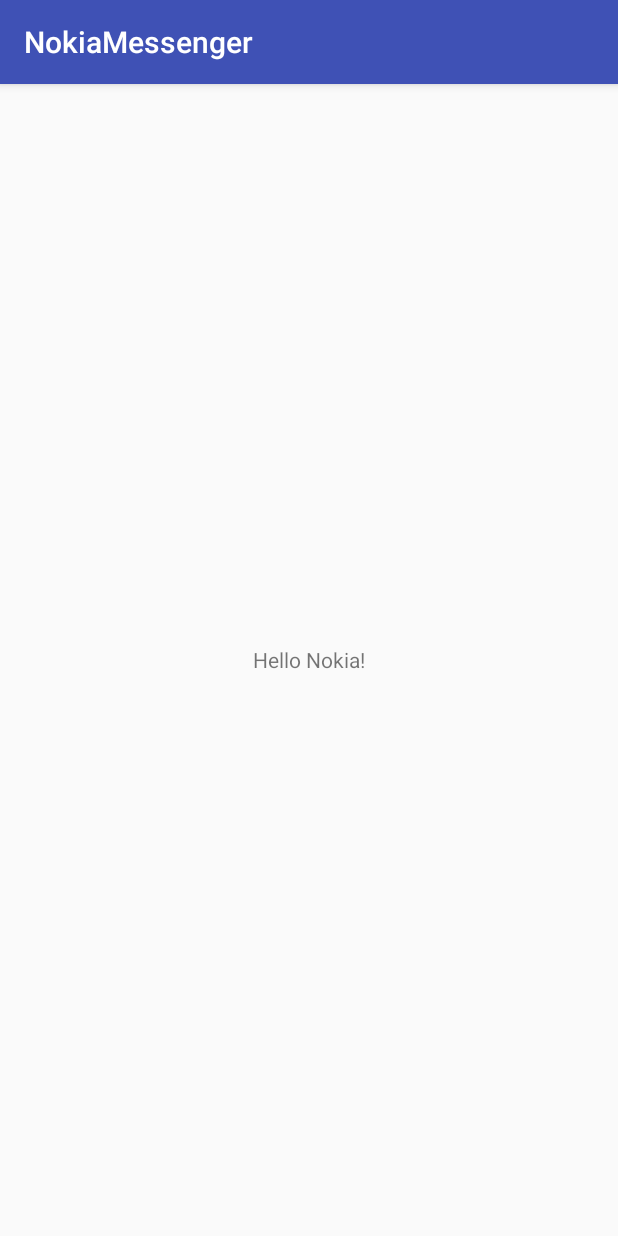
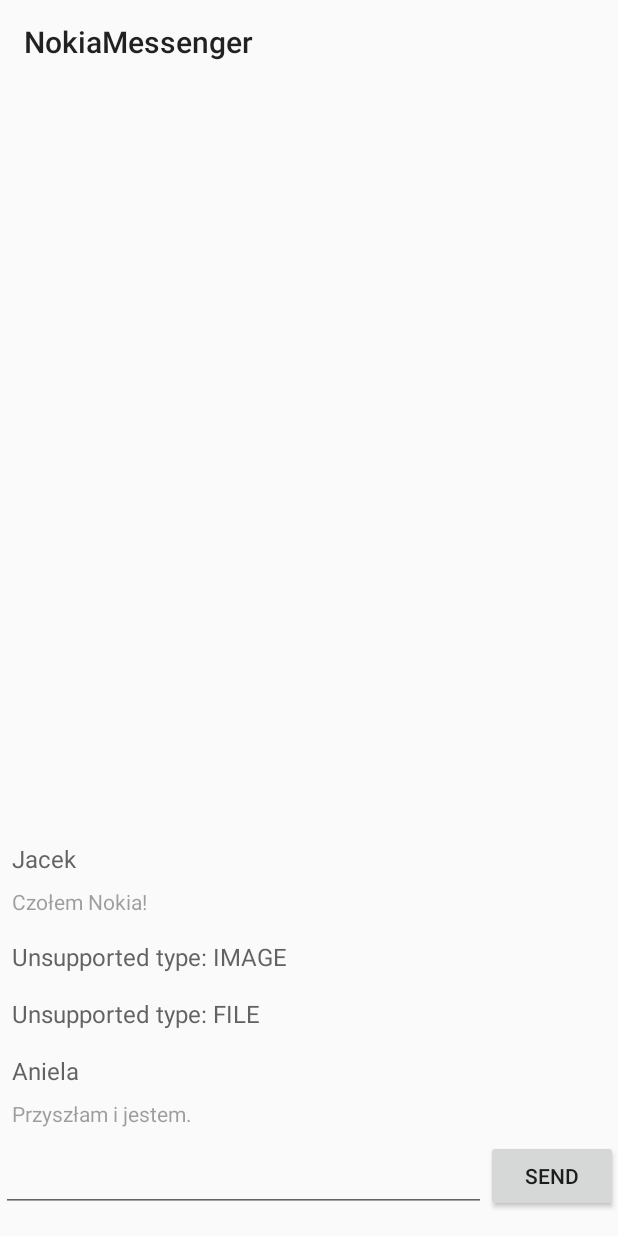
Before and after one commit to jmodrako/pocmessenger, an Android app: the screen it shows after launch (MainActivity before the commit, ChatActivity after it), on a phone screen of 412 x 824 dp. Run offline under Robolectric (Android 15) with nearby library versions, the phone set to English and light mode, and no system bars.

Commit message:
Adds simple app implementation.

```diff
--- /dev/null
+++ b/app/src/main/java/com/nokia/nokiamessenger/BasePresenter.java
@@ -0,0 +1,27 @@
+package com.nokia.nokiamessenger;
+
+import android.support.annotation.CallSuper;
+import android.support.annotation.NonNull;
+import android.support.annotation.Nullable;
+
+public abstract class BasePresenter<View> {
+
+    @Nullable private View view;
+
+    @CallSuper
+    public void attachView(@NonNull View view) {
+        this.view = view;
+    }
+
+    @NonNull
+    protected View view() {
+        return view == null ? emptyView() : view;
+    }
+
+    protected abstract View emptyView();
+
+    @CallSuper
+    public void detachView() {
+        view = null;
+    }
+}
--- /dev/null
+++ b/app/src/main/java/com/nokia/nokiamessenger/chat/ChatActivity.java
@@ -0,0 +1,148 @@
+package com.nokia.nokiamessenger.chat;
+
+import android.os.Bundle;
+import android.os.Handler;
+import android.os.Looper;
+import android.support.v7.app.AppCompatActivity;
+import android.support.v7.widget.LinearLayoutManager;
+import android.support.v7.widget.RecyclerView;
+import android.support.v7.widget.Toolbar;
+import android.view.View;
+import android.widget.Button;
+import android.widget.EditText;
+import android.widget.Toast;
+
+import com.nokia.nokiamessenger.R;
+import com.nokia.nokiamessenger.chat.data.ChatDataSource;
+import com.nokia.nokiamessenger.chat.data.ChatDataSourceImplementation;
+import com.nokia.nokiamessenger.chat.data.Message;
+import com.nokia.nokiamessenger.chat.adapter.ChatListAdapter;
+
+import java.util.List;
+import java.util.concurrent.TimeUnit;
+
+public class ChatActivity extends AppCompatActivity implements ChatView {
+
+    private ChatPresenter chatPresenter;
+    private ChatListAdapter listAdapter;
+    private EditText messageInput;
+    private RecyclerView recyclerView;
+
+    @Override
+    protected void onCreate(Bundle savedInstanceState) {
+        super.onCreate(savedInstanceState);
+        setContentView(R.layout.activity_chat);
+
+        setupMessageInput();
+        setupRecyclerView();
+        setupToolbar();
+
+        final ChatDataSource chatDataSource = new ChatDataSourceImplementation();
+        chatPresenter = new ChatPresenter(chatDataSource);
+    }
+
+    @Override
+    protected void onResume() {
+        super.onResume();
+        chatPresenter.attachView(this);
+
+        // Schedule loading for tests, library initialization, network request, etc.
+        new Handler(Looper.getMainLooper()).postDelayed(new Runnable() {
+            @Override
+            public void run() {
+                // Actual data loading.
+                chatPresenter.loadData();
+            }
+        }, TimeUnit.SECONDS.toMillis(5));
+    }
+
+    @Override
+    protected void onPause() {
+        chatPresenter.detachView();
+        super.onPause();
+    }
+
+    @Override
+    public void receivedInitialMessages(final List<Message> messages) {
+        runOnUiThread(new Runnable() {
+            @Override
+            public void run() {
+                setupListWithInitialMessages(messages);
+            }
+        });
+    }
+
+    @Override
+    public void receivedNewMessage(final Message message) {
+        runOnUiThread(new Runnable() {
+            @Override
+            public void run() {
+                handleNewMessage(message);
+            }
+        });
+    }
+
+    @Override
+    public void onMessageSent(final Message message) {
+        runOnUiThread(new Runnable() {
+            @Override
+            public void run() {
+                handleNewMessage(message);
+                Toast.makeText(ChatActivity.this, "Message has been sent!", Toast.LENGTH_SHORT).show();
+            }
+        });
+    }
+
+    @Override
+    public void onWrongMessageInput() {
+        runOnUiThread(new Runnable() {
+            @Override
+            public void run() {
+                Toast.makeText(ChatActivity.this, "Wrong message input.", Toast.LENGTH_SHORT).show();
+            }
+        });
+    }
+
+    private void setupMessageInput() {
+        messageInput = (EditText) findViewById(R.id.chat_input);
+
+        final Button messageSendButton = (Button) findViewById(R.id.chat_input_send);
+        messageSendButton.setOnClickListener(new View.OnClickListener() {
+            @Override
+            public void onClick(View v) {
+                chatPresenter.sendMessage(messageInput.getText().toString());
+                messageInput.setText("");
+                messageInput.clearFocus();
+            }
+        });
+    }
+
+    private void setupToolbar() {
+        final Toolbar toolbar = (Toolbar) findViewById(R.id.toolbar);
+        setSupportActionBar(toolbar);
+    }
+
+    private void setupRecyclerView() {
+        recyclerView = (RecyclerView) findViewById(R.id.chat_recycler_view);
+
+        final LinearLayoutManager linearLayoutManager =
+                new LinearLayoutManager(this, LinearLayoutManager.VERTICAL, false);
+        linearLayoutManager.setStackFromEnd(true);
+
+        recyclerView.setLayoutManager(linearLayoutManager);
+
+        listAdapter = new ChatListAdapter(this);
+        recyclerView.setAdapter(listAdapter);
+    }
+
+    private void setupListWithInitialMessages(List<Message> messages) {
+        listAdapter.updateMessages(messages);
+        listAdapter.notifyDataSetChanged();
+    }
+
+    private void handleNewMessage(Message message) {
+        final int appendedIndex = listAdapter.appendMessage(message);
+        listAdapter.notifyItemInserted(appendedIndex);
+        recyclerView.scrollToPosition(listAdapter.getItemCount() - 1);
+    }
+}
--- /dev/null
+++ b/app/src/main/java/com/nokia/nokiamessenger/chat/ChatPresenter.java
@@ -0,0 +1,53 @@
+package com.nokia.nokiamessenger.chat;
+
+import com.nokia.nokiamessenger.BasePresenter;
+import com.nokia.nokiamessenger.chat.data.ChatDataSource;
+import com.nokia.nokiamessenger.chat.data.Message;
+
+import java.util.List;
+
+class ChatPresenter extends BasePresenter<ChatView> implements ChatDataSource.OnMessagesListener {
+
+    private final ChatDataSource chatDataSource;
+
+    ChatPresenter(ChatDataSource chatDataSource) {
+        this.chatDataSource = chatDataSource;
+    }
+
+    void loadData() {
+        chatDataSource.registerOnMessagesListener(this);
+        chatDataSource.loadLastMessages();
+    }
+
+    void sendMessage(String messageInput) {
+        if (messageInput != null && messageInput.length() > 0) {
+            final Message message = Message.fromInput(messageInput);
+            chatDataSource.sendMessage(message);
+
+            view().onMessageSent(message);
+        } else {
+            view().onWrongMessageInput();
+        }
+    }
+
+    @Override
+    public void onInitialMessages(List<Message> messages) {
+        view().receivedInitialMessages(messages);
+    }
+
+    @Override
+    public void onNewMessage(Message message) {
+        view().receivedNewMessage(message);
+    }
+
+    @Override
+    public void detachView() {
+        chatDataSource.unregisterOnMessagesListener();
+        super.detachView();
+    }
+
+    @Override
+    protected ChatView emptyView() {
+        return ChatView.EMPTY_VIEW;
+    }
+}
--- /dev/null
+++ b/app/src/main/java/com/nokia/nokiamessenger/chat/ChatView.java
@@ -0,0 +1,37 @@
+package com.nokia.nokiamessenger.chat;
+
+import com.nokia.nokiamessenger.chat.data.Message;
+
+import java.util.List;
+
+interface ChatView {
+    void receivedInitialMessages(List<Message> messages);
+
+    void receivedNewMessage(Message message);
+
+    void onMessageSent(Message message);
+
+    void onWrongMessageInput();
+
+    ChatView EMPTY_VIEW = new ChatView() {
+        @Override
+        public void receivedInitialMessages(List<Message> messages) {
+
+        }
+
+        @Override
+        public void receivedNewMessage(Message message) {
+
+        }
+
+        @Override
+        public void onMessageSent(Message message) {
+
+        }
+
+        @Override
+        public void onWrongMessageInput() {
+
+        }
+    };
+}
--- /dev/null
+++ b/app/src/main/java/com/nokia/nokiamessenger/chat/adapter/BaseListItemViewHolder.java
@@ -0,0 +1,15 @@
+package com.nokia.nokiamessenger.chat.adapter;
+
+import android.support.annotation.NonNull;
+import android.support.v7.widget.RecyclerView.ViewHolder;
+import android.view.View;
+
+import com.nokia.nokiamessenger.chat.data.Message;
+
+abstract class BaseListItemViewHolder extends ViewHolder {
+    BaseListItemViewHolder(View itemView) {
+        super(itemView);
+    }
+
+    public abstract void withMessage(@NonNull Message message);
+}
--- /dev/null
+++ b/app/src/main/java/com/nokia/nokiamessenger/chat/adapter/ChatListAdapter.java
@@ -0,0 +1,86 @@
+package com.nokia.nokiamessenger.chat.adapter;
+
+import android.content.Context;
+import android.support.v4.content.ContextCompat;
+import android.support.v7.widget.RecyclerView;
+import android.view.LayoutInflater;
+import android.view.ViewGroup;
+
+import com.nokia.nokiamessenger.R;
+import com.nokia.nokiamessenger.chat.data.Message;
+
+import java.util.ArrayList;
+import java.util.List;
+
+public class ChatListAdapter extends RecyclerView.Adapter<BaseListItemViewHolder> {
+
+    private final static int VIEW_TEXT = 0;
+    private final static int VIEW_IMAGE = 1;
+    private final static int VIEW_FILE = 2;
+    private final static int VIEW_UNKNOWN = 3;
+
+    private final List<Message> data = new ArrayList<>();
+
+    private final LayoutInflater layoutInflater;
+    private final int mineMessageColor;
+
+    public ChatListAdapter(Context context) {
+        layoutInflater = LayoutInflater.from(context);
+        mineMessageColor = ContextCompat.getColor(context, R.color.primary_text_05);
+    }
+
+    @Override
+    public int getItemViewType(int position) {
+        switch (data.get(position).getContent().getType()) {
+            case TEXT:
+                return VIEW_TEXT;
+            case FILE:
+                return VIEW_FILE;
+            case IMAGE:
+                return VIEW_IMAGE;
+            default:
+                return VIEW_UNKNOWN;
+        }
+    }
+
+    @Override
+    public BaseListItemViewHolder onCreateViewHolder(ViewGroup parent, int viewType) {
+
+        switch (viewType) {
+            case VIEW_TEXT:
+                return new TextListItemHolder(layoutInflater.inflate(
+                        R.layout.list_item_text, parent, false));
+            default:
+                return new UnknownListItemHolder(layoutInflater.inflate(
+                        R.layout.list_item_unknown, parent, false));
+        }
+    }
+
+    @Override
+    public void onBindViewHolder(BaseListItemViewHolder holder, int position) {
+        final Message message = data.get(position);
+        holder.withMessage(message);
+
+        if (message.isMine()) {
+            holder.itemView.setBackgroundColor(mineMessageColor);
+        } else {
+            holder.itemView.setBackground(null);
+        }
+    }
+
+    @Override
+    public int getItemCount() {
+        return data.size();
+    }
+
+    public void updateMessages(List<Message> messages) {
+        data.addAll(messages);
+    }
+
+    public int appendMessage(Message message) {
+        final int sizeBeforeAdd = data.size();
+        data.add(message);
+
+        return sizeBeforeAdd;
+    }
+}
--- /dev/null
+++ b/app/src/main/java/com/nokia/nokiamessenger/chat/adapter/TextListItemHolder.java
@@ -0,0 +1,26 @@
+package com.nokia.nokiamessenger.chat.adapter;
+
+import android.support.annotation.NonNull;
+import android.view.View;
+import android.widget.TextView;
+
+import com.nokia.nokiamessenger.R;
+import com.nokia.nokiamessenger.chat.data.Message;
+
+class TextListItemHolder extends BaseListItemViewHolder {
+
+    private TextView authorView;
+    private TextView contentView;
+
+    TextListItemHolder(View itemView) {
+        super(itemView);
+        authorView = (TextView) itemView.findViewById(R.id.list_item_text_author);
+        contentView = (TextView) itemView.findViewById(R.id.list_item_text_content);
+    }
+
+    @Override
+    public void withMessage(@NonNull Message message) {
+        authorView.setText(message.getAuthor().getFirstName());
+        contentView.setText(message.getContent().getContent());
+    }
+}
--- /dev/null
+++ b/app/src/main/java/com/nokia/nokiamessenger/chat/adapter/UnknownListItemHolder.java
@@ -0,0 +1,23 @@
+package com.nokia.nokiamessenger.chat.adapter;
+
+import android.support.annotation.NonNull;
+import android.view.View;
+import android.widget.TextView;
+
+import com.nokia.nokiamessenger.R;
+import com.nokia.nokiamessenger.chat.data.Message;
+
+class UnknownListItemHolder extends BaseListItemViewHolder {
+
+    private TextView labelView;
+
+    UnknownListItemHolder(View itemView) {
+        super(itemView);
+        labelView = (TextView) itemView.findViewById(R.id.list_item_unknown_label);
+    }
+
+    @Override
+    public void withMessage(@NonNull Message message) {
+        labelView.setText(String.format("Unsupported type: %s", message.getContent().getType()));
+    }
+}
--- /dev/null
+++ b/app/src/main/java/com/nokia/nokiamessenger/chat/data/ChatDataSource.java
@@ -0,0 +1,21 @@
+package com.nokia.nokiamessenger.chat.data;
+
+import java.util.List;
+
+public interface ChatDataSource {
+
+    interface OnMessagesListener {
+
+        void onInitialMessages(List<Message> messages);
+
+        void onNewMessage(Message message);
+    }
+
+    void sendMessage(Message message);
+
+    void loadLastMessages();
+
+    void registerOnMessagesListener(OnMessagesListener listener);
+
+    void unregisterOnMessagesListener();
+}
--- /dev/null
+++ b/app/src/main/java/com/nokia/nokiamessenger/chat/data/ChatDataSourceImplementation.java
@@ -0,0 +1,77 @@
+package com.nokia.nokiamessenger.chat.data;
+
+import android.os.Handler;
+import android.os.HandlerThread;
+import android.support.annotation.NonNull;
+import android.support.annotation.Nullable;
+
+import com.nokia.nokiamessenger.chat.data.Message.Content.ContentType;
+
+import java.util.Arrays;
+import java.util.List;
+import java.util.Random;
+import java.util.concurrent.TimeUnit;
+
+public class ChatDataSourceImplementation implements ChatDataSource {
+
+    @Nullable
+    private ChatDataSource.OnMessagesListener onMessagesListener;
+
+    @Nullable
+    private Runnable workerRunnable;
+
+    @Nullable
+    private Handler workerHandler;
+
+    @Override
+    public void sendMessage(Message message) {
+        // TODO Send to server...
+    }
+
+    @Override
+    public void loadLastMessages() {
+        final List<Message> lastMessages = Arrays.asList(
+                Message.fromOther("Jacek", "Modrakowski", "Czołem Nokia!", ContentType.TEXT),
+                Message.fromOther("Jan", "Kowalski", "A gdyby tu szła Wasza Matka?", ContentType.IMAGE),
+                Message.fromOther("Karol", "Nowak", "Sprawozdanie Klubu Tęcza.", ContentType.FILE),
+                Message.fromOther("Aniela", "de Molen", "Przyszłam i jestem.", ContentType.TEXT)
+        );
+
+        if (onMessagesListener != null) {
+            onMessagesListener.onInitialMessages(lastMessages);
+        }
+
+        final HandlerThread worker = new HandlerThread("worker-chat");
+        worker.start();
+
+        workerHandler = new Handler(worker.getLooper());
+
+        workerRunnable = new Runnable() {
+            @Override
+            public void run() {
+                final int messagesCount = lastMessages.size();
+                final int randomIndex = new Random().nextInt(messagesCount);
+
+                onMessagesListener.onNewMessage(lastMessages.get(randomIndex));
+
+                workerHandler.postDelayed(this, TimeUnit.SECONDS.toMillis(7));
+            }
+        };
+
+        workerHandler.postDelayed(workerRunnable, TimeUnit.SECONDS.toMillis(7));
+    }
+
+    @Override
+    public void registerOnMessagesListener(@NonNull OnMessagesListener listener) {
+        onMessagesListener = listener;
+    }
+
+    @Override
+    public void unregisterOnMessagesListener() {
+        if (workerHandler != null) {
+            workerHandler.removeCallbacks(workerRunnable);
+        }
+
+        onMessagesListener = null;
+    }
+}
--- /dev/null
+++ b/app/src/main/java/com/nokia/nokiamessenger/chat/data/Message.java
@@ -0,0 +1,81 @@
+package com.nokia.nokiamessenger.chat.data;
+
+import android.support.annotation.NonNull;
+
+public class Message {
+
+    private boolean isMine;
+    private final Author author;
+    private final Content content;
+
+    static Message fromOther(String authorFirstName, String authorLastName,
+                             String contentData, Content.ContentType contentType) {
+        return new Message(authorFirstName, authorLastName, contentData, contentType, false);
+    }
+
+    public static Message fromInput(String inputMessage) {
+        return new Message("Jacek", "Beny", inputMessage, Content.ContentType.TEXT, true);
+    }
+
+    private Message(String authorFirstName, String authorLastName,
+                    String contentData, Content.ContentType contentType, boolean isMine) {
+        this.isMine = isMine;
+        this.author = new Author(authorFirstName, authorLastName);
+        this.content = new Content(contentData, contentType);
+    }
+
+    public boolean isMine() {
+        return isMine;
+    }
+
+    @NonNull
+    public Author getAuthor() {
+        return author;
+    }
+
+    @NonNull
+    public Content getContent() {
+        return content;
+    }
+
+    public static class Author {
+        private final String firstName;
+        private final String lastName;
+
+        public Author(String firstName, String lastName) {
+            this.firstName = firstName;
+            this.lastName = lastName;
+        }
+
+        public String getFirstName() {
+            return firstName;
+        }
+
+        public String getLastName() {
+            return lastName;
+        }
+    }
+
+    public static class Content {
+
+        public enum ContentType {
+            TEXT, FILE, IMAGE
+        }
+
+        private final String content;
+        private final ContentType type;
+
+        public Content(String content, ContentType type) {
+            this.content = content;
+            this.type = type;
+        }
+
+        public String getContent() {
+            return content;
+        }
+
+        public ContentType getType() {
+            return type;
+        }
+    }
+}
--- /dev/null
+++ b/app/src/main/res/layout/activity_chat.xml
@@ -0,0 +1,45 @@
+<?xml version="1.0" encoding="utf-8"?>
+<LinearLayout
+    xmlns:android="http://schemas.android.com/apk/res/android"
+    android:layout_width="match_parent"
+    android:layout_height="match_parent"
+    android:orientation="vertical">
+
+    <android.support.v7.widget.Toolbar
+        android:id="@+id/toolbar"
+        android:layout_width="match_parent"
+        android:layout_height="wrap_content"/>
+
+    <android.support.v7.widget.RecyclerView
+        android:id="@+id/chat_recycler_view"
+        android:layout_width="match_parent"
+        android:layout_height="0dp"
+        android:layout_weight="1"/>
+
+    <LinearLayout
+        android:layout_width="match_parent"
+        android:layout_height="wrap_content"
+        android:layout_marginBottom="16dp"
+        android:orientation="horizontal">
+
+        <View
+            android:layout_width="1px"
+            android:layout_height="1px"
+            android:focusable="true"
+            android:focusableInTouchMode="true"/>
+
+        <EditText
+            android:id="@+id/chat_input"
+            android:layout_width="0dp"
+            android:layout_height="match_parent"
+            android:layout_weight="1"/>
+
+        <Button
+            android:id="@+id/chat_input_send"
+            android:layout_width="wrap_content"
+            android:layout_height="wrap_content"
+            android:text="Send"/>
+
+    </LinearLayout>
+
+</LinearLayout>
--- /dev/null
+++ b/app/src/main/res/layout/list_item_text.xml
@@ -0,0 +1,23 @@
+<?xml version="1.0" encoding="utf-8"?>
+<LinearLayout
+    xmlns:android="http://schemas.android.com/apk/res/android"
+    android:layout_width="match_parent"
+    android:layout_height="wrap_content"
+    android:orientation="vertical"
+    android:padding="8dp">
+
+    <TextView
+        android:id="@+id/list_item_text_author"
+        android:layout_width="match_parent"
+        android:layout_height="wrap_content"
+        android:textColor="@color/primary_text_70"
+        android:textSize="16sp"/>
+
+    <TextView
+        android:id="@+id/list_item_text_content"
+        android:layout_width="match_parent"
+        android:layout_height="wrap_content"
+        android:layout_marginTop="8dp"
+        android:textColor="@color/primary_text_45"
+        android:textSize="14sp"/>
+</LinearLayout>
--- /dev/null
+++ b/app/src/main/res/layout/list_item_unknown.xml
@@ -0,0 +1,15 @@
+<?xml version="1.0" encoding="utf-8"?>
+<LinearLayout
+    xmlns:android="http://schemas.android.com/apk/res/android"
+    android:layout_width="match_parent"
+    android:layout_height="wrap_content"
+    android:orientation="vertical"
+    android:padding="8dp">
+
+    <TextView
+        android:id="@+id/list_item_unknown_label"
+        android:layout_width="match_parent"
+        android:layout_height="wrap_content"
+        android:textColor="@color/primary_text_70"
+        android:textSize="16sp"/>
+</LinearLayout>
--- a/app/src/main/res/values/colors.xml
+++ b/app/src/main/res/values/colors.xml
@@ -3,4 +3,13 @@
     <color name="colorPrimary">#3F51B5</color>
     <color name="colorPrimaryDark">#303F9F</color>
     <color name="colorAccent">#FF4081</color>
+
+    <color name="primary_text">#2c2c2c</color>
+    <color name="primary_text_90">#E62c2c2c</color>
+    <color name="primary_text_05">#0D2c2c2c</color>
+    <color name="primary_text_15">#262c2c2c</color>
+    <color name="primary_text_30">#4D2c2c2c</color>
+    <color name="primary_text_70">#B3212121</color>
+    <color name="primary_text_60">#99212121</color>
+    <color name="primary_text_45">#732c2c2c</color>
 </resources>
--- a/app/src/main/res/values/styles.xml
+++ b/app/src/main/res/values/styles.xml
@@ -1,7 +1,7 @@
 <resources>
 
     <!-- Base application theme. -->
-    <style name="AppTheme" parent="Theme.AppCompat.Light.DarkActionBar">
+    <style name="AppTheme" parent="Theme.AppCompat.Light.NoActionBar">
         <!-- Customize your theme here. -->
         <item name="colorPrimary">@color/colorPrimary</item>
         <item name="colorPrimaryDark">@color/colorPrimaryDark</item>
```
Also changed, not shown: app/build.gradle (+5 -4 lines), app/src/main/AndroidManifest.xml (+7 -0 lines).
